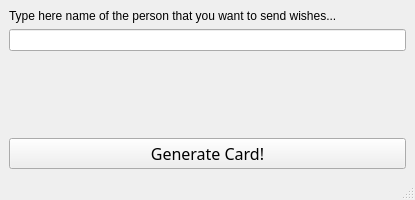
First picture: the form in generatorWindow.ui, repository ziarekk/Birthday-Cards-Generator, before the edit.
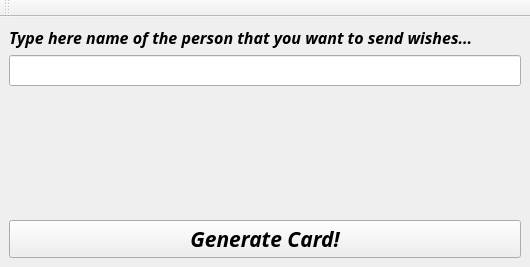
Second picture: the form after the edit.

```diff
--- a/generatorWindow.ui
+++ b/generatorWindow.ui
@@ -6,8 +6,8 @@
    <rect>
     <x>0</x>
     <y>0</y>
-    <width>415</width>
-    <height>200</height>
+    <width>530</width>
+    <height>267</height>
    </rect>
   </property>
   <property name="windowTitle">
@@ -19,6 +19,15 @@
      <layout class="QVBoxLayout" name="verticalLayout">
       <item>
        <widget class="QLabel" name="label">
+        <property name="font">
+         <font>
+          <family>Kinnari</family>
+          <pointsize>12</pointsize>
+          <weight>75</weight>
+          <italic>true</italic>
+          <bold>true</bold>
+         </font>
+        </property>
         <property name="text">
          <string>Type here name of the person that you want to send wishes...</string>
         </property>
@@ -26,6 +35,15 @@
       </item>
       <item>
        <widget class="QLineEdit" name="nameEdit">
+        <property name="font">
+         <font>
+          <family>Kinnari</family>
+          <pointsize>12</pointsize>
+          <weight>75</weight>
+          <italic>true</italic>
+          <bold>true</bold>
+         </font>
+        </property>
         <property name="text">
          <string/>
         </property>
@@ -50,10 +68,19 @@
      <widget class="QPushButton" name="generateCard">
       <property name="font">
        <font>
-        <family>aakar</family>
-        <pointsize>12</pointsize>
+        <family>Kinnari</family>
+        <pointsize>16</pointsize>
+        <weight>75</weight>
+        <italic>true</italic>
+        <bold>true</bold>
        </font>
       </property>
+      <property name="cursor">
+       <cursorShape>PointingHandCursor</cursorShape>
+      </property>
+      <property name="autoFillBackground">
+       <bool>false</bool>
+      </property>
       <property name="text">
        <string>Generate Card!</string>
       </property>
@@ -71,7 +98,17 @@
     </rect>
    </property>
   </widget>
-  <widget class="QStatusBar" name="statusbar"/>
+  <widget class="QToolBar" name="toolBar">
+   <property name="windowTitle">
+    <string>toolBar</string>
+   </property>
+   <attribute name="toolBarArea">
+    <enum>TopToolBarArea</enum>
+   </attribute>
+   <attribute name="toolBarBreak">
+    <bool>false</bool>
+   </attribute>
+  </widget>
  </widget>
  <resources/>
  <connections/>
```
Left out of the diff: 6 changed lines with no effect on the pictures.
